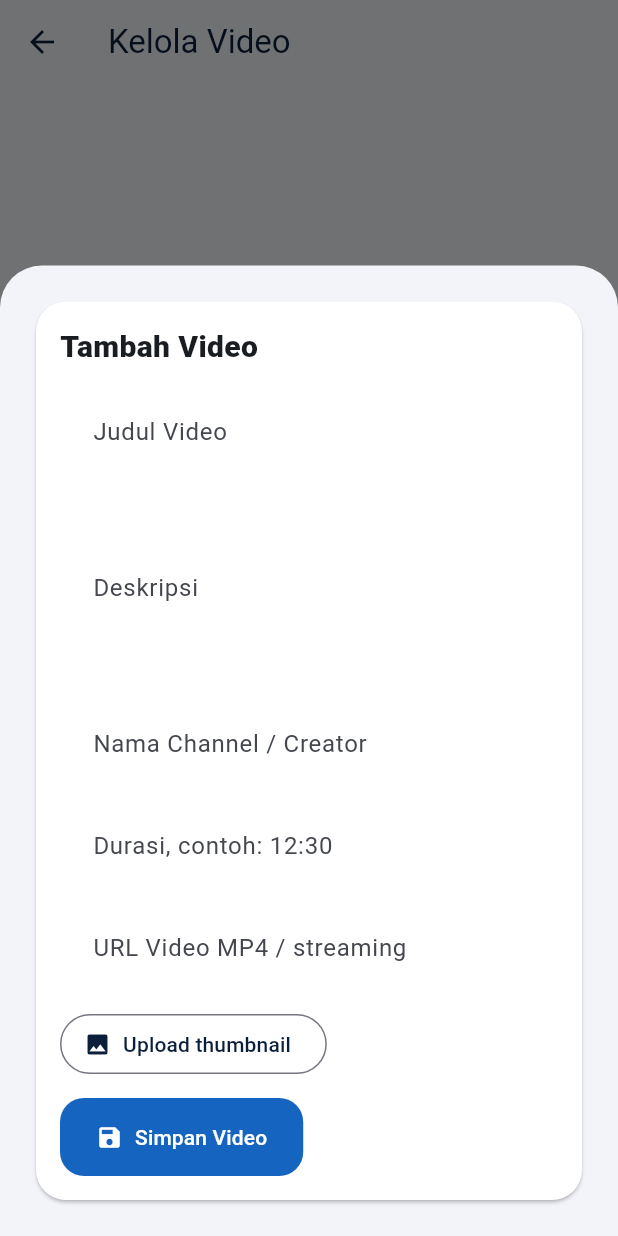
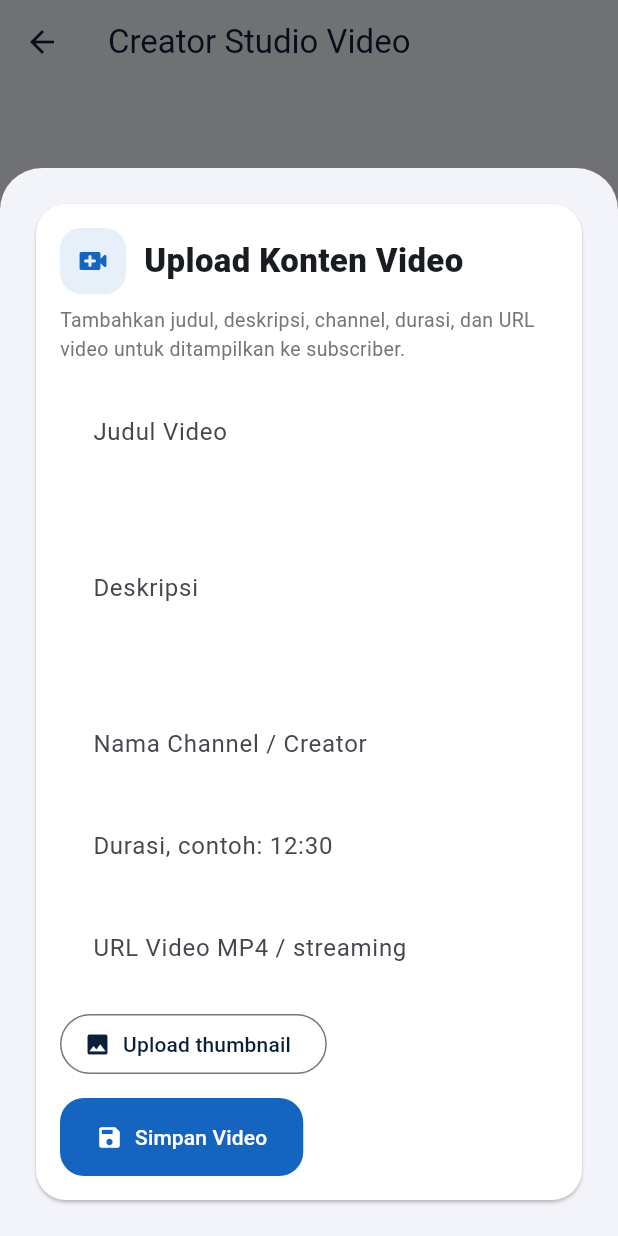
Before and after one commit to mungkinsajaa87-coder/tontonhub_flutter, a Flutter app: the CreatorVideosScreen screen opened directly, after a tap on "Tambah Video", on a phone screen of 412 x 824 dp. Run offline on Flutter 3.47's test engine with Material 3 defaults, Android fonts, the light colour scheme and no system bars; our stand-ins replace cloud_firestore, firebase_auth, firebase_core, firebase_storage, image_picker, video_player; accounts and stored records are empty.

Commit message:
rapikan halaman kelola video creator

```diff
--- a/lib/screens/creator/creator_videos_screen.dart
+++ b/lib/screens/creator/creator_videos_screen.dart
@@ -71,7 +71,7 @@ class _CreatorVideosScreenState extends State<CreatorVideosScreen> {
   @override
   Widget build(BuildContext context) {
     return Scaffold(
-      appBar: AppBar(title: const Text('Kelola Video')),
+      appBar: AppBar(title: const Text('Creator Studio Video')),
       body: LayoutBuilder(
         builder: (context, constraints) {
           final wide = constraints.maxWidth >= 900;
@@ -92,8 +92,40 @@ class _CreatorVideosScreenState extends State<CreatorVideosScreen> {
           child: Column(
             crossAxisAlignment: CrossAxisAlignment.start,
             children: [
-              const Text('Tambah Video', style: TextStyle(fontSize: 20, fontWeight: FontWeight.w800)),
-              const SizedBox(height: 14),
+              Row(
+                children: [
+                  Container(
+                    padding: const EdgeInsets.all(10),
+                    decoration: BoxDecoration(
+                      color: const Color(0x1A1565C0),
+                      borderRadius: BorderRadius.circular(14),
+                    ),
+                    child: const Icon(
+                      Icons.video_call_rounded,
+                      color: Color(0xFF1565C0),
+                    ),
+                  ),
+                  const SizedBox(width: 12),
+                  const Expanded(
+                    child: Text(
+                      'Upload Konten Video',
+                      style: TextStyle(
+                        fontSize: 22,
+                        fontWeight: FontWeight.w800,
+                      ),
+                    ),
+                  ),
+                ],
+              ),
+              const SizedBox(height: 8),
+              Text(
+                'Tambahkan judul, deskripsi, channel, durasi, dan URL video untuk ditampilkan ke subscriber.',
+                style: TextStyle(
+                  color: Colors.grey.shade600,
+                  fontSize: 13,
+                ),
+              ),
+              const SizedBox(height: 18),
               TextField(controller: _title, decoration: const InputDecoration(labelText: 'Judul Video')),
               const SizedBox(height: 12),
               TextField(controller: _description, maxLines: 4, decoration: const InputDecoration(labelText: 'Deskripsi')),
```
